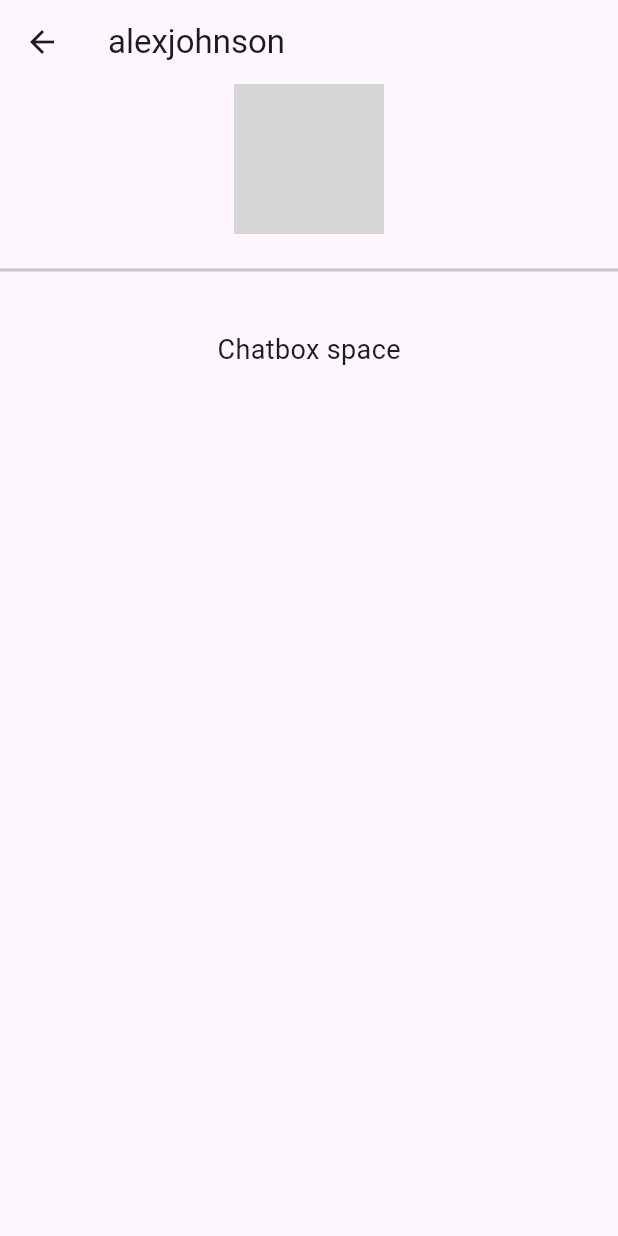
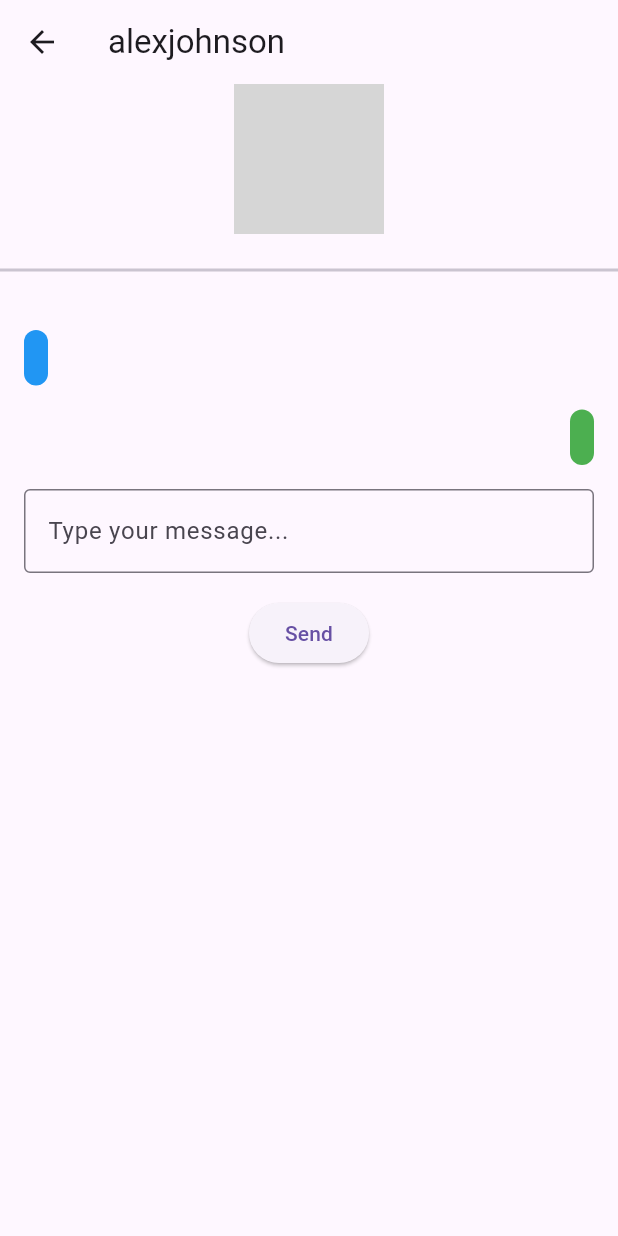
Before and after one commit to AtumCor/StudiBudi, a Flutter app: the UserProfileScreen screen opened directly with sample values from the repository, on a phone screen of 412 x 824 dp. Run offline on Flutter 3.47's test engine with Material 3 defaults, Android fonts, the phone set to English and light mode, and no system bars; our stand-ins replace flutter_bloc; accounts and stored records are empty; network calls fail; grey boxes are pictures that could not be loaded.

Commit message:
added message interface

```diff
--- a/lib/messageInterface.dart
+++ b/lib/messageInterface.dart
@@ -1,16 +1,27 @@
 import 'package:flutter/material.dart';
 import 'user_data.dart';
 
-class UserProfileScreen extends StatelessWidget {
+class UserProfileScreen extends StatefulWidget {
   final User user;
 
   UserProfileScreen({required this.user});
 
   @override
+  _UserProfileScreenState createState() => _UserProfileScreenState();
+}
+
+final TextEditingController controller = TextEditingController();
+
+class _UserProfileScreenState extends State<UserProfileScreen> {
+  String message = 'Type your message...';
+  String message1 = '';
+  String message2 = '';
+
+  @override
   Widget build(BuildContext context) {
     return Scaffold(
       appBar: AppBar(
-        title: Text(user.username),
+        title: Text(widget.user.username),
       ),
       body: Column(
         mainAxisAlignment: MainAxisAlignment.center,
@@ -18,7 +29,7 @@ class UserProfileScreen extends StatelessWidget {
         children: [
           CircleAvatar(
             radius: 50,
-            backgroundImage: NetworkImage(user.pictureUrl),
+            backgroundImage: NetworkImage(widget.user.pictureUrl),
           ),
           SizedBox(height: 16),
           Divider(thickness: 2),
@@ -26,9 +37,66 @@ class UserProfileScreen extends StatelessWidget {
           Expanded(
             child: Container(
               padding: EdgeInsets.all(16),
-              child: Text(
-                'Chatbox space',
-                style: TextStyle(fontSize: 18),
+              child: Column(
+                children: [
+                  Row(
+                    mainAxisAlignment: MainAxisAlignment.start,
+                    children: [
+                      Container(
+                        padding: EdgeInsets.all(8),
+                        decoration: BoxDecoration(
+                          color: Colors.blue,
+                          borderRadius: BorderRadius.circular(8),
+                        ),
+                        child: Text(
+                          message1,
+                          style: TextStyle(color: Colors.white),
+                        ),
+                      ),
+                    ],
+                  ),
+                  SizedBox(height: 16),
+                  Row(
+                    mainAxisAlignment: MainAxisAlignment.end,
+                    children: [
+                      Container(
+                        padding: EdgeInsets.all(8),
+                        decoration: BoxDecoration(
+                          color: Colors.green,
+                          borderRadius: BorderRadius.circular(8),
+                        ),
+                        child: Text(
+                          message2,
+                          style: TextStyle(color: Colors.white),
+                        ),
+                      ),
+                    ],
+                  ),
+                  SizedBox(height: 16),
+                  TextField(
+                    controller: controller,
+                    onChanged: (value) {
+                      setState(() {
+                        message2 = value;
+                      });
+                    },
+                    decoration: InputDecoration(
+                      hintText: message,
+                      border: OutlineInputBorder(),
+                    ),
+                  ),
+                  SizedBox(height: 16),
+                  ElevatedButton(
+                    onPressed: () {
+                      setState(() {
+                        message1 = message2;
+                        message2 = message;
+                        controller.clear();
+                      });
+                    },
+                    child: Text('Send'),
+                  ),
+                ],
               ),
             ),
           ),
```
Also changed, not shown: lib/user_data.dart (+25 -25 lines), 1 other file.
